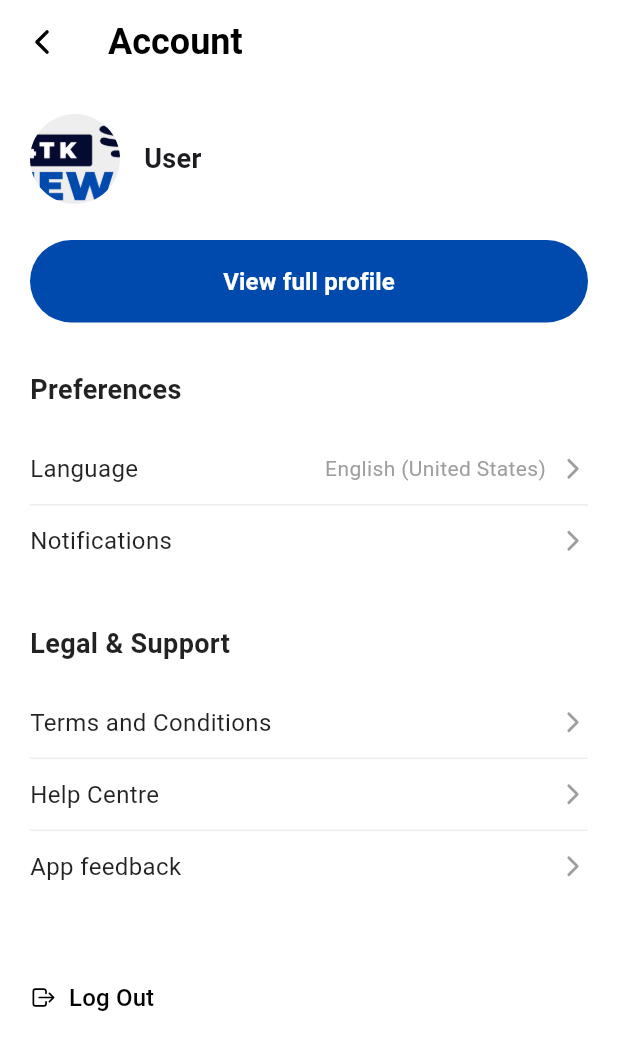
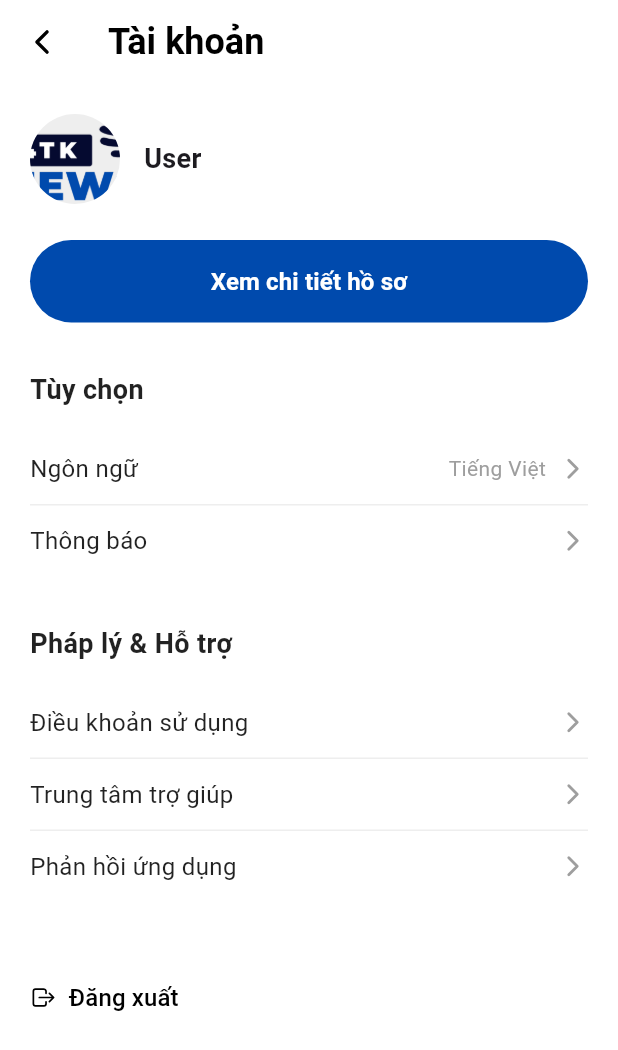
Before and after one commit to longthien123/news_ai_app, a Flutter app: the ProfilePage screen opened directly, on a phone screen of 412 x 824 dp. Shown: the top 1050 px of the screen. Run offline on Flutter 3.47's test engine with Material 3 defaults, Android fonts, the light colour scheme and no system bars; our stand-ins replace cloud_firestore, equatable, firebase_auth, firebase_core, firebase_messaging, firebase_storage and 10 more; missing offline and left inert: dart_rss; accounts and stored records are empty.

Commit message:
edit profile ui

```diff
--- a/lib/features/profile/presentation/pages/edit_profile_page.dart
+++ b/lib/features/profile/presentation/pages/edit_profile_page.dart
@@ -147,7 +147,7 @@ class _EditProfilePageState extends State<EditProfilePage> {
             onPressed: () => Navigator.pop(context),
           ),
           title: const Text(
-            'Edit Profile',
+            'Chỉnh sửa hồ sơ',
             style: TextStyle(
               color: Colors.black,
               fontSize: 20,
@@ -210,12 +210,12 @@ class _EditProfilePageState extends State<EditProfilePage> {
 
                   // Fields
                   _buildTextField(
-                    label: 'User name',
+                    label: 'Tên tài khoản',
                     controller: _userNameController,
                   ),
                   const SizedBox(height: 20),
                   _buildTextField(
-                    label: 'Full name',
+                    label: 'Họ và tên',
                     controller: _fullNameController,
                   ),
                   const SizedBox(height: 20),
@@ -229,7 +229,7 @@ class _EditProfilePageState extends State<EditProfilePage> {
                     onTap: () => _selectDate(context),
                     child: AbsorbPointer(
                       child: _buildTextField(
-                        label: 'Date of Birth',
+                        label: 'Ngày sinh',
                         controller: _dobController,
                         suffixIcon: const Icon(Ionicons.calendar_outline, color: Colors.grey),
                       ),
@@ -248,7 +248,7 @@ class _EditProfilePageState extends State<EditProfilePage> {
                         mainAxisAlignment: MainAxisAlignment.spaceBetween,
                         children: const [
                           Text(
-                            'Change password',
+                            'Đổi mật khẩu',
                             style: TextStyle(
                               fontSize: 16,
                               fontWeight: FontWeight.w500,
@@ -278,7 +278,7 @@ class _EditProfilePageState extends State<EditProfilePage> {
                         elevation: 0,
                       ),
                       child: const Text(
-                        'Save Changes',
+                        'Lưu thay đổi',
                         style: TextStyle(
                           fontSize: 16,
                           fontWeight: FontWeight.w600,
--- a/lib/features/profile/presentation/pages/profile_page.dart
+++ b/lib/features/profile/presentation/pages/profile_page.dart
@@ -40,7 +40,7 @@ class _ProfilePageState extends State<ProfilePage> {
           onPressed: () => Navigator.pop(context),
         ),
         title: const Text(
-          'Account',
+          'Tài khoản',
           style: TextStyle(
             color: Colors.black,
             fontSize: 24,
@@ -137,7 +137,7 @@ class _ProfilePageState extends State<ProfilePage> {
                           elevation: 0,
                         ),
                         child: const Text(
-                          'View full profile',
+                          'Xem chi tiết hồ sơ',
                           style: TextStyle(
                             fontSize: 16,
                             fontWeight: FontWeight.w600,
@@ -149,7 +149,7 @@ class _ProfilePageState extends State<ProfilePage> {
 
                     // Preferences Section
                     const Text(
-                      'Preferences',
+                      'Tùy chọn',
                       style: TextStyle(
                         fontSize: 18,
                         fontWeight: FontWeight.bold,
@@ -158,12 +158,12 @@ class _ProfilePageState extends State<ProfilePage> {
                     ),
                     const SizedBox(height: 16),
                     ProfileMenuItem(
-                      title: 'Language',
+                      title: 'Ngôn ngữ',
                       trailing: Row(
                         mainAxisSize: MainAxisSize.min,
                         children: [
                           Text(
-                            'English (United States)',
+                            'Tiếng Việt',
                             style: TextStyle(
                               color: Colors.grey[500],
                               fontSize: 14,
@@ -176,7 +176,7 @@ class _ProfilePageState extends State<ProfilePage> {
                       onTap: () {},
                     ),
                     ProfileMenuItem(
-                      title: 'Notifications',
+                      title: 'Thông báo',
                       onTap: () {},
                       showDivider: false,
                     ),
@@ -185,7 +185,7 @@ class _ProfilePageState extends State<ProfilePage> {
 
                     // Legal & Support Section
                     const Text(
-                      'Legal & Support',
+                      'Pháp lý & Hỗ trợ',
                       style: TextStyle(
                         fontSize: 18,
                         fontWeight: FontWeight.bold,
@@ -194,15 +194,15 @@ class _ProfilePageState extends State<ProfilePage> {
                     ),
                     const SizedBox(height: 16),
                     ProfileMenuItem(
-                      title: 'Terms and Conditions',
+                      title: 'Điều khoản sử dụng',
                       onTap: () {},
                     ),
                     ProfileMenuItem(
-                      title: 'Help Centre',
+                      title: 'Trung tâm trợ giúp',
                       onTap: () {},
                     ),
                     ProfileMenuItem(
-                      title: 'App feedback',
+                      title: 'Phản hồi ứng dụng',
                       onTap: () {},
                       showDivider: false,
                     ),
@@ -217,7 +217,7 @@ class _ProfilePageState extends State<ProfilePage> {
                       },
                       icon: const Icon(Ionicons.log_out_outline, color: Colors.black),
                       label: const Text(
-                        'Log Out',
+                        'Đăng xuất',
                         style: TextStyle(
                           color: Colors.black,
                           fontSize: 16,
```
Also changed, not shown: lib/core/config/app_theme.dart (added).
